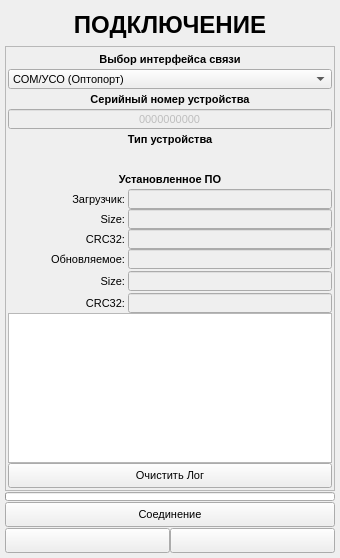
Above: ANDROID_FORMS/open_connection_form.ui from DavidSiegman/PLC_RF_Configurator before the change. Below: the same form after it.
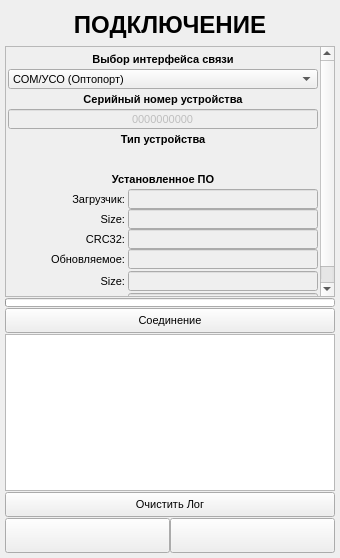
That is the form after the change. Icons and pictures are not drawn.

The edit to the form file:
```diff
--- a/ANDROID_FORMS/open_connection_form.ui
+++ b/ANDROID_FORMS/open_connection_form.ui
@@ -96,8 +96,8 @@
           <rect>
            <x>0</x>
            <y>0</y>
-           <width>328</width>
-           <height>428</height>
+           <width>311</width>
+           <height>288</height>
           </rect>
          </property>
          <layout class="QVBoxLayout" name="verticalLayout_3">
@@ -835,34 +835,6 @@
             </item>
            </layout>
           </item>
-          <item>
-           <widget class="QPlainTextEdit" name="console">
-            <property name="font">
-             <font>
-              <pointsize>7</pointsize>
-             </font>
-            </property>
-           </widget>
-          </item>
-          <item>
-           <widget class="QPushButton" name="ClearConsole">
-            <property name="minimumSize">
-             <size>
-              <width>0</width>
-              <height>25</height>
-             </size>
-            </property>
-            <property name="font">
-             <font>
-              <family>Microsoft YaHei UI</family>
-              <pointsize>8</pointsize>
-             </font>
-            </property>
-            <property name="text">
-             <string>Очистить Лог</string>
-            </property>
-           </widget>
-          </item>
          </layout>
         </widget>
        </widget>
@@ -926,6 +898,35 @@
         </property>
        </widget>
       </item>
+      <item>
+       <widget class="QPlainTextEdit" name="console">
+        <property name="font">
+         <font>
+          <family>Microsoft YaHei UI</family>
+          <pointsize>7</pointsize>
+         </font>
+        </property>
+       </widget>
+      </item>
+      <item>
+       <widget class="QPushButton" name="ClearConsole">
+        <property name="minimumSize">
+         <size>
+          <width>0</width>
+          <height>25</height>
+         </size>
+        </property>
+        <property name="font">
+         <font>
+          <family>Microsoft YaHei UI</family>
+          <pointsize>8</pointsize>
+         </font>
+        </property>
+        <property name="text">
+         <string>Очистить Лог</string>
+        </property>
+       </widget>
+      </item>
       <item>
        <layout class="QHBoxLayout" name="horizontalLayout">
         <property name="spacing">
@@ -942,7 +943,7 @@
           <property name="minimumSize">
            <size>
             <width>0</width>
-            <height>25</height>
+            <height>35</height>
            </size>
           </property>
           <property name="text">
@@ -971,7 +972,7 @@
           <property name="minimumSize">
            <size>
             <width>0</width>
-            <height>25</height>
+            <height>35</height>
            </size>
           </property>
           <property name="text">
```
